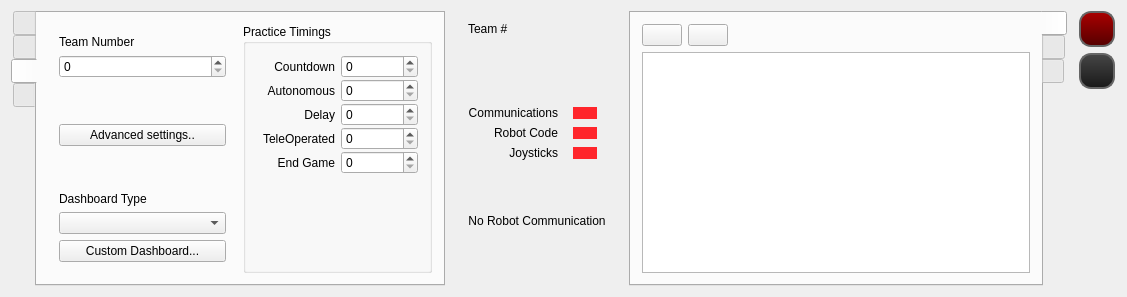
First picture: the form in src/desktop/forms/MainWindow.ui, repository FRC-Utilities/QDriverStation, before the edit.
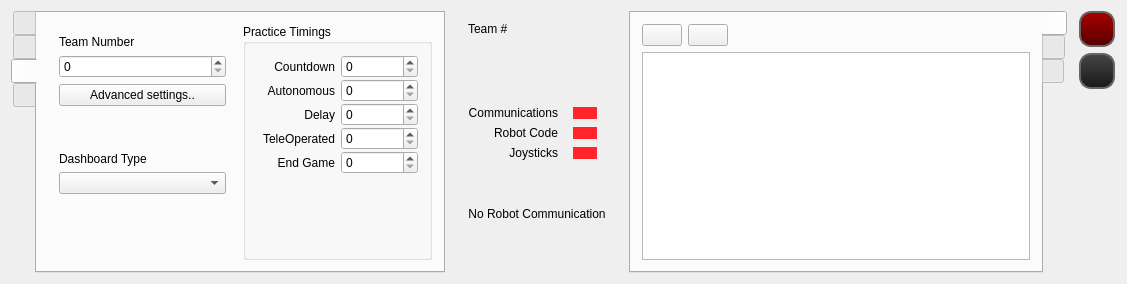
Second picture: the form after the edit. The open tabs and pages were chosen to show the change. Icons and pictures are not drawn.

Commit message: Support for SFX Dashboard

Patch:
```diff
--- a/src/desktop/forms/MainWindow.ui
+++ b/src/desktop/forms/MainWindow.ui
@@ -7,7 +7,7 @@
     <x>0</x>
     <y>0</y>
     <width>1127</width>
-    <height>297</height>
+    <height>284</height>
    </rect>
   </property>
   <property name="windowTitle">
@@ -987,19 +987,6 @@
              </property>
             </widget>
            </item>
-           <item>
-            <spacer name="verticalSpacer_12">
-             <property name="orientation">
-              <enum>Qt::Vertical</enum>
-             </property>
-             <property name="sizeHint" stdset="0">
-              <size>
-               <width>20</width>
-               <height>40</height>
-              </size>
-             </property>
-            </spacer>
-           </item>
            <item>
             <widget class="QPushButton" name="AdvancedSettings">
              <property name="text">
@@ -1034,11 +1021,17 @@
             <widget class="QComboBox" name="DbCombo"/>
            </item>
            <item>
-            <widget class="QPushButton" name="CustomDashboard">
-             <property name="text">
-              <string>Custom Dashboard...</string>
+            <spacer name="verticalSpacer_12">
+             <property name="orientation">
+              <enum>Qt::Vertical</enum>
              </property>
-            </widget>
+             <property name="sizeHint" stdset="0">
+              <size>
+               <width>20</width>
+               <height>40</height>
+              </size>
+             </property>
+            </spacer>
            </item>
            <item>
             <spacer name="verticalSpacer_6">
```
The commit also changes 2 other files.
